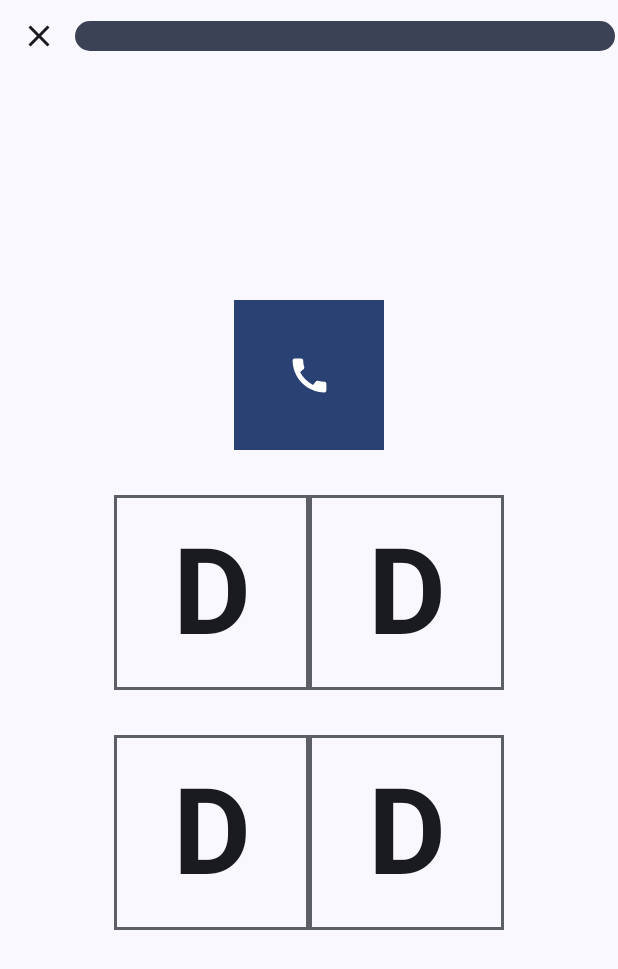
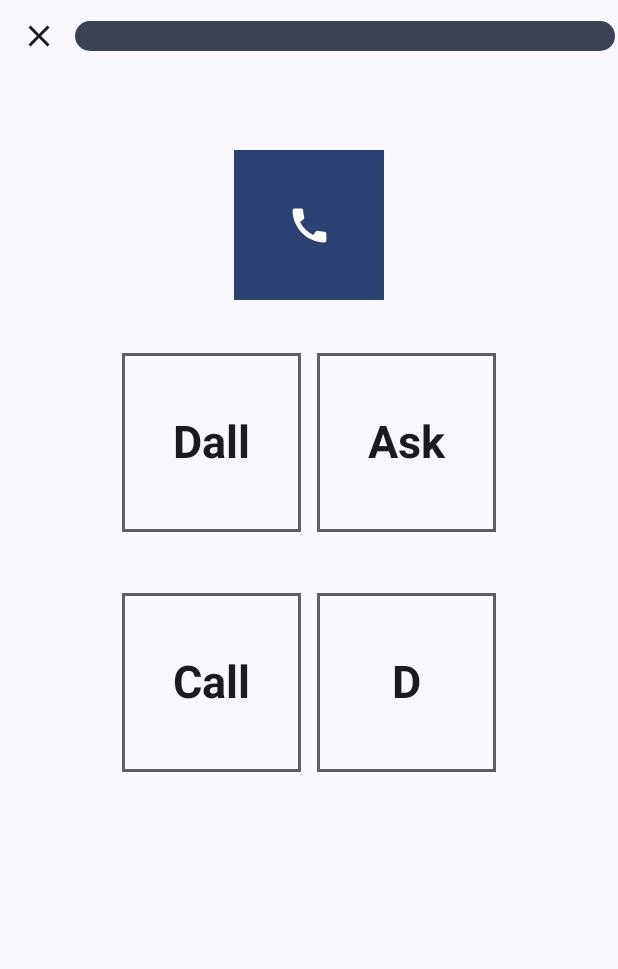
Before and after one commit to ihzonaid/IhLearn, an Android app built with Jetpack Compose: the @Preview function GreetingPreview, on a phone screen of 412 x 824 dp. Shown: the top 969 px of the screen. Run offline under Robolectric (Android 15) with nearby library versions, the phone set to English and light mode, and no system bars.

Commit message:
Add sound and animation in word component.

```diff
--- a/app/src/main/java/com/example/learnapp/ui/components/TapWord.kt
+++ b/app/src/main/java/com/example/learnapp/ui/components/TapWord.kt
@@ -1,39 +1,70 @@
 package com.example.learnapp.ui.components
 
+import android.media.MediaPlayer
+import androidx.compose.animation.core.Animatable
+import androidx.compose.animation.core.FastOutSlowInEasing
+import androidx.compose.animation.core.Spring
+import androidx.compose.animation.core.animateFloatAsState
+import androidx.compose.animation.core.spring
+import androidx.compose.animation.core.tween
 import androidx.compose.foundation.background
+import androidx.compose.foundation.border
+import androidx.compose.foundation.clickable
 import androidx.compose.foundation.layout.Arrangement
+import androidx.compose.foundation.layout.Box
 import androidx.compose.foundation.layout.Column
 import androidx.compose.foundation.layout.Row
 import androidx.compose.foundation.layout.Spacer
 import androidx.compose.foundation.layout.fillMaxSize
 import androidx.compose.foundation.layout.fillMaxWidth
 import androidx.compose.foundation.layout.height
+import androidx.compose.foundation.layout.offset
 import androidx.compose.foundation.layout.padding
 import androidx.compose.foundation.layout.size
-import androidx.compose.foundation.layout.width
 import androidx.compose.material.icons.Icons
 import androidx.compose.material.icons.filled.Call
-import androidx.compose.material.icons.filled.Close
 import androidx.compose.material3.Icon
 import androidx.compose.material3.IconButton
 import androidx.compose.material3.MaterialTheme
 import androidx.compose.material3.Surface
+import androidx.compose.material3.Text
 import androidx.compose.runtime.Composable
+import androidx.compose.runtime.DisposableEffect
+import androidx.compose.runtime.getValue
+import androidx.compose.runtime.mutableStateOf
+import androidx.compose.runtime.remember
+import androidx.compose.runtime.rememberCoroutineScope
 import androidx.compose.ui.Alignment
 import androidx.compose.ui.Modifier
+import androidx.compose.ui.platform.LocalContext
+import androidx.compose.ui.text.TextStyle
+import androidx.compose.ui.text.font.FontWeight
 import androidx.compose.ui.tooling.preview.Preview
 import androidx.compose.ui.unit.dp
+import androidx.compose.ui.unit.sp
+import androidx.lifecycle.viewmodel.compose.viewModel
+import com.example.learnapp.R
 import com.example.learnapp.ui.theme.LearnAppTheme
+import kotlinx.coroutines.launch
 
 @Composable
-fun TapWord(){
+fun TapWord(
+    viewModel: TapWordViewModel = viewModel()
+){
+
+    val myViewModel: TapWordViewModel = viewModel()
+    val context = LocalContext.current
+
+
     Column(
         Modifier.fillMaxWidth(),
         horizontalAlignment = Alignment.CenterHorizontally,
 
     ) {
-        Spacer(modifier = Modifier.height(200.dp))
-        IconButton(onClick = { /*TODO*/ },
+        Spacer(modifier = Modifier.height(100.dp))
+        IconButton(onClick = {
+            myViewModel.textToSpeech(context)
+        },
             Modifier
                 .size(100.dp)
                 .background(MaterialTheme.colorScheme.primary)
@@ -49,13 +80,68 @@ fun TapWord(){
 
         Spacer(modifier = Modifier.height(30.dp))
         Row(horizontalArrangement = Arrangement.SpaceAround) {
-            AlphabetBox()
-            AlphabetBox()
+            WordBox("Dall")
+            WordBox("Ask")
         }
         Spacer(modifier = Modifier.height(30.dp))
         Row(horizontalArrangement = Arrangement.SpaceAround) {
-            AlphabetBox()
-            AlphabetBox()
+            WordBox("Call")
+            WordBox("D")
+        }
+    }
+
+}
+
+
+
+
+
+
+
+@Composable
+fun WordBox(word: String = "Word") {
+
+    val animatableOffset = remember { Animatable(0f) }
+    val animationScope = rememberCoroutineScope()
+
+    val movementDistance = 10.dp
+
+    val context = LocalContext.current
+    val mediaPlayer = remember { MediaPlayer.create(context, R.raw.negative_beeps) }
+
+    DisposableEffect(Unit) {
+        onDispose {
+            mediaPlayer.release()
+        }
+    }
+
+    val handleClick: () -> Unit = {
+        animationScope.launch {
+                animatableOffset.animateTo(-movementDistance.value, animationSpec = spring())
+                animatableOffset.animateTo(movementDistance.value, animationSpec = spring())
+                animatableOffset.animateTo(0f, animationSpec = spring())
+                mediaPlayer.start()
+        }
+
+    }
+
+    Box(
+        modifier = Modifier
+            .size(130.dp)
+            .padding(5.dp)
+            .clickable(onClick = handleClick)
+            .offset(
+                x = animatableOffset.value.dp,
+                y = 0.dp
+            )
+    ){
+        Box (Modifier.fillMaxSize()
+            .border(width = 2.dp, color = MaterialTheme.colorScheme.outline)
+        ) {
+            Text(text = word,
+                modifier = Modifier.align(Alignment.Center),
+                style = TextStyle(fontSize = 30.sp, fontWeight = FontWeight.Bold)
+            )
         }
 
     }
--- /dev/null
+++ b/app/src/main/java/com/example/learnapp/ui/components/TapWordState.kt
@@ -0,0 +1,6 @@
+package com.example.learnapp.ui.components
+
+data class TapWordState(
+    val isButtonEnabled:Boolean = true,
+    val text:String = ""
+)
--- /dev/null
+++ b/app/src/main/java/com/example/learnapp/ui/components/TapWordViewModel.kt
@@ -0,0 +1,34 @@
+package com.example.learnapp.ui.components
+
+
+import android.content.Context
+import android.speech.tts.TextToSpeech
+import androidx.compose.runtime.State
+import androidx.compose.runtime.mutableStateOf
+import androidx.lifecycle.ViewModel
+
+class TapWordViewModel:ViewModel() {
+
+    private val _state = mutableStateOf(TapWordState())
+    val state: State<TapWordState> = _state
+
+    private  var  textToSpeech:TextToSpeech? = null
+
+    fun textToSpeech(context: Context){
+        textToSpeech = TextToSpeech(
+            context
+        ) {
+            if (it == TextToSpeech.SUCCESS) {
+                textToSpeech?.let { txtToSpeech ->
+                    txtToSpeech.setSpeechRate(1.0f)
+                    txtToSpeech.speak(
+                        "Hello Word",
+                        TextToSpeech.QUEUE_ADD,
+                        null,
+                        null
+                    )
+                }
+            }
+        }
+    }
+}
```
Also changed, not shown: app/src/main/java/com/example/learnapp/ui/components/MatchingLowerUpperCase.kt (+8 -8 lines), 1 other file.
